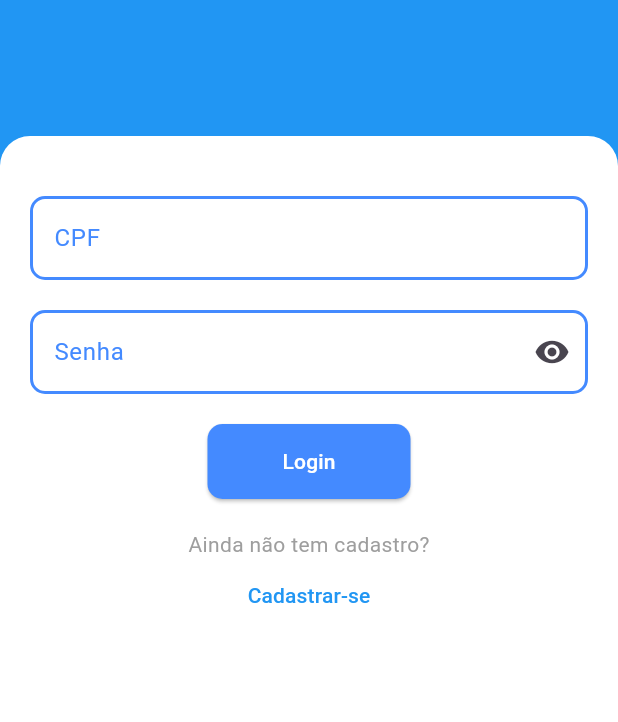
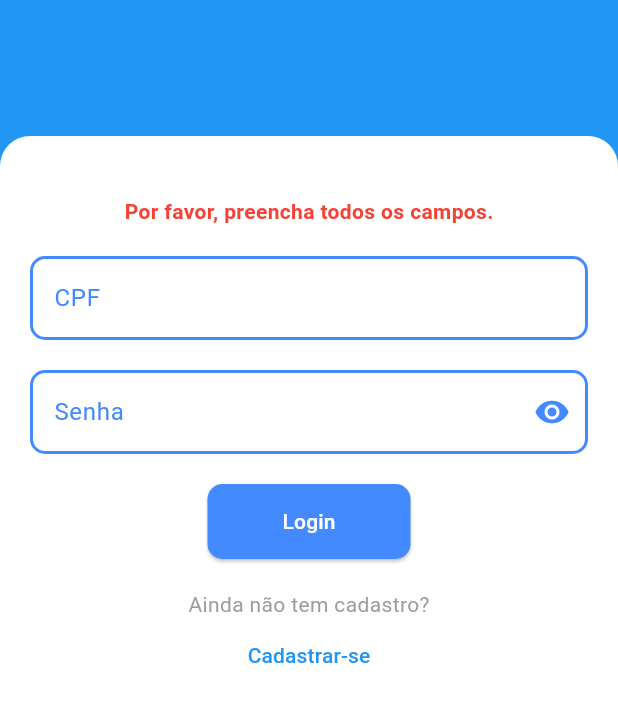
Before and after one commit to DoidoRK/FloodWatchApp, a Flutter app: the screen it shows after launch, after a tap on "Login", on a phone screen of 412 x 824 dp, the part 239-961 px from its top. Run offline on Flutter 3.47's test engine with Material 3 defaults, Android fonts, the phone set to English and light mode, and no system bars; our stand-ins replace get; project files that could hold a hidden picture were left out.

Commit message:
Login e Loading Funcionando

```diff
--- a/lib/app/controllers/loading_controller.dart
+++ b/lib/app/controllers/loading_controller.dart
@@ -1,12 +1,18 @@
 import 'package:get/get.dart';
+//import 'package:flutter/material.dart';
 
 class LoadingController extends GetxController {
+  @override
+  void onInit() {
+    super.onInit();
+    _navigateToNextPage();
+  }
 
-// final MyRepository repository;
-// LoadingController(this.repository);
-LoadingController();
+  void _navigateToNextPage() async {
+    // Simular um atraso para mostrar a tela de carregamento
+    await Future.delayed(Duration(seconds: 5));
 
-  final _obj = ''.obs;
-  set obj(value) => this._obj.value = value;
-  get obj => this._obj.value;
+    // Navegar para a tela principal (ou qualquer outra tela desejada)
+    Get.offNamed('/login');
+  }
 }
--- a/lib/app/controllers/login_controller.dart
+++ b/lib/app/controllers/login_controller.dart
@@ -1,11 +1,39 @@
 import 'package:get/get.dart';
 
 class LoginController extends GetxController {
-// final MyRepository repository;
-// LoadingController(this.repository);
-  LoginController();
+  // Observáveis para os campos de texto
+  final RxString cpf = ''.obs;
+  final RxString senha = ''.obs;
 
-  final _obj = ''.obs;
-  set obj(value) => this._obj.value = value;
-  get obj => this._obj.value;
+  // Observável para mensagens de erro
+  final RxString errorMessage = ''.obs;
+
+  // Observável para controlar a visibilidade da senha
+  final RxBool obscureText = true.obs;
+
+  // Função para realizar o login
+  void login() {
+    if (cpf.value.isEmpty || senha.value.isEmpty) {
+      // Se algum campo estiver vazio, exibe mensagem de erro
+      errorMessage.value = 'Por favor, preencha todos os campos.';
+      return;
+    }
+
+    // Caso contrário, limpa a mensagem de erro e continua com o login
+    errorMessage.value = '';
+
+    // Aqui você pode adicionar a lógica de autenticação
+    print('CPF: ${cpf.value}');
+    print('Senha: ${senha.value}');
+
+    // Exemplo de navegação após o login bem-sucedido (ajuste conforme necessário)
+    // Get.to(HomePage());
+  }
+
+  // Método para alternar a visibilidade da senha
+  void toggleObscureText() {
+    obscureText.value = !obscureText.value;
+    print(
+        'Obscure text: ${obscureText.value}'); // Adicione esta linha para depuração
+  }
 }
--- a/lib/app/controllers/splash_controller.dart
+++ b/lib/app/controllers/splash_controller.dart
@@ -1,12 +1,18 @@
 import 'package:get/get.dart';
+//import 'package:flutter/material.dart';
 
 class SplashController extends GetxController {
+  @override
+  void onInit() {
+    super.onInit();
+    _navigateToNextPage();
+  }
 
-// final MyRepository repository;
-// SplashController(this.repository);
-  SplashController();
+  void _navigateToNextPage() async {
+    // Simular um atraso para mostrar a tela de splash
+    await Future.delayed(Duration(seconds: 3));
 
-  final _obj = ''.obs;
-  set obj(value) => this._obj.value = value;
-  get obj => this._obj.value;
+    // Navegar para a tela de loading
+    Get.offNamed('/loading');
+  }
 }
--- a/lib/app/ui/login_page/login_page.dart
+++ b/lib/app/ui/login_page/login_page.dart
@@ -1,12 +1,14 @@
-//import 'package:flood_watch_app/app/controllers/loading_controller.dart';
+import 'package:flutter/material.dart';
+import 'package:get/get.dart';
 import 'package:flood_watch_app/app/controllers/login_controller.dart';
 import 'package:flood_watch_app/app/theme/app_theme.dart';
-import 'package:flutter/material.dart';
-import 'package:get/get.dart';
 
 class LoginPage extends GetView<LoginController> {
   @override
   Widget build(BuildContext context) {
+    // Instanciar o LoginController
+    final LoginController loginController = Get.put(LoginController());
+
     return Scaffold(
       backgroundColor: Colors.black,
       body: Stack(
@@ -69,9 +71,22 @@ class LoginPage extends GetView<LoginController> {
               child: Column(
                 mainAxisSize: MainAxisSize.min,
                 children: [
-                  // O botão de voltar foi movido para o Container azul
+                  SizedBox(height: 20),
+                  // Exibe mensagem de erro, se houver
+                  Obx(() {
+                    return loginController.errorMessage.isNotEmpty
+                        ? Text(
+                            loginController.errorMessage.value,
+                            style: TextStyle(
+                              color: Colors.red,
+                              fontWeight: FontWeight.bold,
+                            ),
+                          )
+                        : SizedBox.shrink();
+                  }),
                   SizedBox(height: 20),
                   TextField(
+                    onChanged: (value) => loginController.cpf.value = value,
                     decoration: InputDecoration(
                       labelText: 'CPF',
                       labelStyle: TextStyle(
@@ -98,12 +113,25 @@ class LoginPage extends GetView<LoginController> {
                     ),
                   ),
                   SizedBox(height: 20),
-                  TextField(
-                    obscureText: true,
+                  Obx(() => TextField(
+                        obscureText: loginController.obscureText.value,
+                        onChanged: (value) =>
+                            loginController.senha.value = value,
                         decoration: InputDecoration(
                           labelText: 'Senha',
-                      labelStyle: TextStyle(color: appThemeData.primaryColor),
-                      suffixIcon: Icon(Icons.visibility),
+                          labelStyle:
+                              TextStyle(color: appThemeData.primaryColor),
+                          suffixIcon: IconButton(
+                            icon: Icon(
+                              loginController.obscureText.value
+                                  ? Icons.visibility
+                                  : Icons.visibility_off,
+                              color: appThemeData.primaryColor,
+                            ),
+                            onPressed: () {
+                              loginController.toggleObscureText();
+                            },
+                          ),
                           border: OutlineInputBorder(
                             borderRadius: BorderRadius.circular(10),
                             borderSide: BorderSide(
@@ -123,10 +151,14 @@ class LoginPage extends GetView<LoginController> {
                                 width: 2), // Cor da borda quando habilitado
                           ),
                         ),
-                  ),
+                      )),
+
                   SizedBox(height: 20),
                   ElevatedButton(
-                    onPressed: () {},
+                    onPressed: () {
+                      // Chama o método de login do controller
+                      loginController.login();
+                    },
                     style: ElevatedButton.styleFrom(
                       backgroundColor: appThemeData.primaryColor,
                       shape: RoundedRectangleBorder(
@@ -150,7 +182,9 @@ class LoginPage extends GetView<LoginController> {
                     ),
                   ),
                   TextButton(
-                    onPressed: () {},
+                    onPressed: () {
+                      // Navegar para a página de cadastro
+                    },
                     child: Text(
                       'Cadastrar-se',
                       style: TextStyle(
--- a/lib/main.dart
+++ b/lib/main.dart
@@ -1,5 +1,8 @@
+import 'package:flood_watch_app/app/controllers/loading_controller.dart';
+import 'package:flood_watch_app/app/controllers/login_controller.dart';
+import 'package:flood_watch_app/app/controllers/splash_controller.dart';
 import 'package:flood_watch_app/app/theme/app_theme.dart';
-import 'package:flood_watch_app/app/ui/splash_page/splash_page.dart';
+//import 'package:flood_watch_app/app/ui/splash_page/splash_page.dart';
 import 'package:flood_watch_app/routes/app_pages.dart';
 import 'package:flood_watch_app/routes/app_routes.dart';
 import 'package:flutter/material.dart';
@@ -8,12 +11,15 @@ import 'package:get/get.dart';
 void main() {
   runApp(GetMaterialApp(
     debugShowCheckedModeBanner: false,
-    initialRoute: Routes.LOGIN, //Rota inicial
-    // initialBinding: HomeBinding(), // dependencias iniciais
-    theme: appThemeData, //Tema personalizado app
-    defaultTransition: Transition.fade, // Transição de telas padrão
+    initialRoute: Routes.SPLASH, // Rota inicial
+    theme: appThemeData, // Tema personalizado do app
+    defaultTransition: Transition.fade, // Transição padrão entre telas
     getPages:
-        AppPages.pages, // Seu array de navegação contendo as rotas e suas pages
-    home: SplashPage(), // Page inicial
+        AppPages.pages, // Array de navegação contendo as rotas e suas pages
+    initialBinding: BindingsBuilder(() {
+      Get.put(SplashController());
+      Get.put(LoadingController());
+      Get.put(LoginController());
+    }),
   ));
 }
```
Lines whose indentation alone changed are shown as unchanged.
